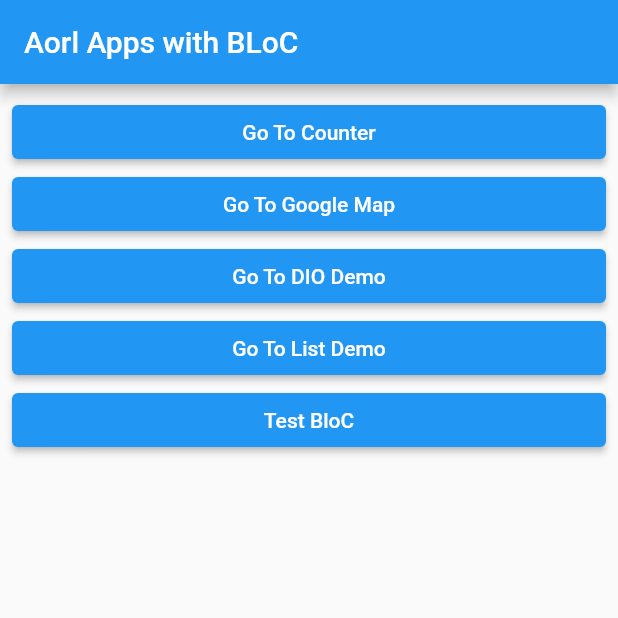
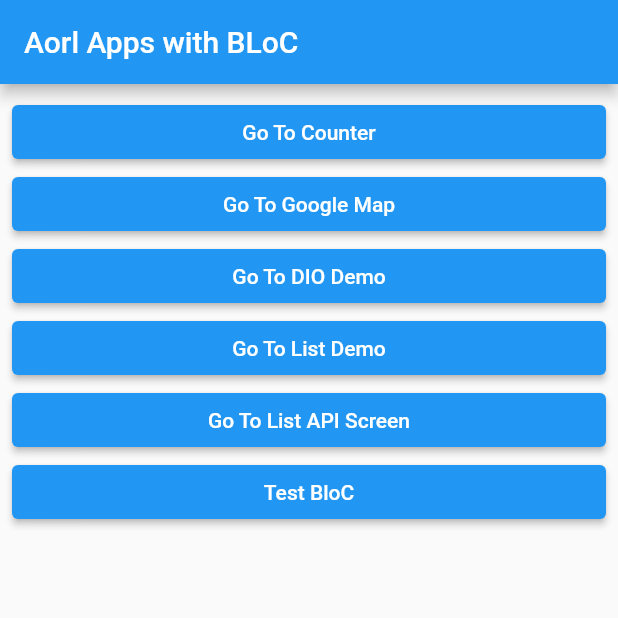
Before and after one commit to imaldila/aorls_apps_with_bloc, a Flutter app: the screen it shows after launch, after a tap on "Test BloC", on a phone screen of 412 x 824 dp, the top half of it. Run offline on Flutter 3.47's test engine with Material 2 defaults, Android fonts, the phone set to English and light mode, and no system bars; our stand-ins replace bloc, device_preview, dio, equatable, flutter_bloc, google_fonts and 1 more; network calls fail.

Commit message:
practice api with list

```diff
--- a/lib/list/screens/components/post_body.dart
+++ b/lib/list/screens/components/post_body.dart
@@ -64,6 +64,6 @@ class _PostBodyState extends State<PostBody> {
     double maxScroll = _scrollController.position.maxScrollExtent;
     double currentScroll = _scrollController.position.pixels;
 
-    if (currentScroll == maxScroll) _postBloc..add(PostFetched());
+    if (currentScroll == maxScroll) _postBloc.add(PostFetched());
   }
 }
--- a/lib/list/services/services_list.dart
+++ b/lib/list/services/services_list.dart
@@ -10,7 +10,7 @@ abstract class ServicesList {
       var responses =
           await Dio().get('https://reqres.in/api/users?page=$pages');
 
-      var jsonObject = jsonDecode(responses.data) as List;
+      var jsonObject = jsonDecode(responses.data)['data'] as List;
 
       return jsonObject
           .map<Post>(
--- a/lib/main_page.dart
+++ b/lib/main_page.dart
@@ -1,6 +1,7 @@
 import 'package:aorl_apps_bloc/counter/cubit/counter_cubit.dart';
 import 'package:aorl_apps_bloc/dio/screens/dio_screen.dart';
 import 'package:aorl_apps_bloc/list/screens/post_page.dart';
+import 'package:aorl_apps_bloc/list_api/screens/list_screen.dart';
 import 'package:flutter/material.dart';
 import 'package:flutter_bloc/flutter_bloc.dart';
 
@@ -42,12 +43,16 @@ class MainPage extends StatelessWidget {
                 label: 'Go To List Demo',
                 destination: PostPage(),
               ),
+              const NavButton(
+                label: 'Go To List API Screen',
+                destination: ListScreen(),
+              ),
               ElevatedButton(
                 onPressed: () {
-                  // getHttp();
-                  print('Value A : ${context.read<CounterCubit>().countA}');
-                  print('Value B : ${context.read<CounterCubit>().countB}');
-                  print('It Works');
+                  getHttp();
+                  // print('Value A : ${context.read<CounterCubit>().countA}');
+                  // print('Value B : ${context.read<CounterCubit>().countB}');
+                  // print('It Works');
                 },
                 child: const Text('Test BloC'),
               )
@@ -61,7 +66,7 @@ class MainPage extends StatelessWidget {
   void getHttp() async {
     try {
       var response = await Dio().get('https://reqres.in/api/users?page=2');
-      print(response.data);
+      print(response.data['data']);
     } catch (e) {
       print(e);
     }
```
Also changed, not shown: lib/list/screens/components/post_list.dart (+6 -3 lines), lib/list_api/models/user_model.dart (added, +102 -0 lines), lib/list_api/screens/list_screen.dart (added, +45 -0 lines), 1 other file.
